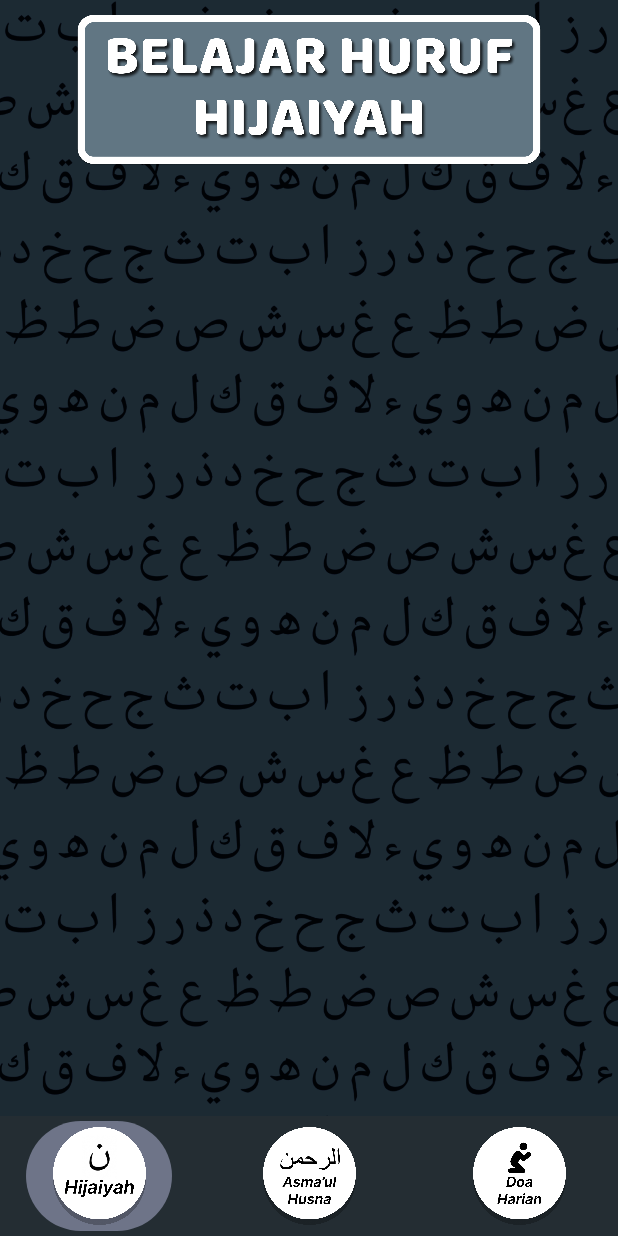
After one commit to heronhoga/hijaiyah, an Android app built with Jetpack Compose: the ContentActivity screen opened directly, with no data from a screen before it, on a phone screen of 412 x 824 dp. The commit adds this screen. Run offline under Robolectric (Android 15) with nearby library versions, the light colour scheme and no system bars.

Commit message:
feat:add bottom nav and banner on content page

```diff
--- a/app/src/main/AndroidManifest.xml
+++ b/app/src/main/AndroidManifest.xml
@@ -12,6 +12,11 @@
         android:supportsRtl="true"
         android:theme="@style/Theme.Hijaiyah"
         tools:targetApi="31">
+        <activity
+            android:name=".ContentActivity"
+            android:exported="false"
+            android:label="@string/title_activity_content"
+            android:theme="@style/Theme.Hijaiyah" />
         <activity
             android:name=".AboutAppActivity"
             android:exported="false"
--- /dev/null
+++ b/app/src/main/java/com/ngablak/hijaiyah/ContentActivity.kt
@@ -0,0 +1,155 @@
+package com.ngablak.hijaiyah
+
+import android.os.Bundle
+import androidx.activity.ComponentActivity
+import androidx.activity.compose.setContent
+import androidx.compose.foundation.Image
+import androidx.compose.foundation.layout.*
+import androidx.compose.foundation.shape.RoundedCornerShape
+import androidx.compose.material3.*
+import androidx.compose.runtime.*
+import androidx.compose.ui.Modifier
+import androidx.compose.ui.draw.clip
+import androidx.compose.ui.graphics.Color
+import androidx.compose.ui.layout.ContentScale
+import androidx.compose.ui.res.painterResource
+import androidx.compose.ui.tooling.preview.Preview
+import androidx.compose.ui.unit.dp
+import com.ngablak.hijaiyah.ui.theme.HijaiyahTheme
+
+class ContentActivity : ComponentActivity() {
+    override fun onCreate(savedInstanceState: Bundle?) {
+        super.onCreate(savedInstanceState)
+        setContent {
+            HijaiyahTheme {
+                val selectedItem = remember { mutableStateOf(0) }
+                Scaffold(
+                    modifier = Modifier.fillMaxSize(),
+                    bottomBar = {
+                        BottomNavigationBar(
+                            selectedItem = selectedItem.value,
+                            onItemSelected = { selectedItem.value = it }
+                        )
+                    }
+                ) { innerPadding ->
+                    Box(modifier = Modifier
+                        .fillMaxSize()
+                        .padding(innerPadding)) {
+                        Image(
+                            painter = painterResource(id = R.drawable.bg),
+                            contentDescription = null,
+                            contentScale = ContentScale.Crop,
+                            modifier = Modifier.fillMaxSize()
+                        )
+                        Column {
+                            Content(selectedItem = selectedItem.value)
+                        }
+                    }
+                }
+            }
+        }
+    }
+}
+
+@Composable
+fun Banner(imageRes: Int) {
+    Image(
+        painter = painterResource(id = imageRes),
+        contentDescription = null,
+        contentScale = ContentScale.Fit,
+        modifier = Modifier
+            .fillMaxWidth()
+            .padding(10.dp)
+            .height(100.dp)
+    )
+}
+
+@Composable
+fun Content(selectedItem: Int) {
+    when (selectedItem) {
+        0 -> {
+            Banner(imageRes = R.drawable.banner_hijaiyah)
+        }
+        1 -> {
+            Banner(imageRes = R.drawable.banner_asma)
+        }
+        2 -> {
+            Banner(imageRes = R.drawable.banner_doa)
+        }
+    }
+}
+
+@Composable
+fun BottomNavigationBar(selectedItem: Int, onItemSelected: (Int) -> Unit) {
+    NavigationBar(
+        modifier = Modifier
+            .fillMaxWidth()
+            .clip(RoundedCornerShape(0.dp, 0.dp, 0.dp, 0.dp)),
+        containerColor = Color(0xFF242D33)
+    ) {
+        NavigationBarItem(
+            icon = {
+                Image(
+                    painter = painterResource(id = R.drawable.botnav_hija),
+                    contentDescription = null,
+                    modifier = Modifier.size(65.dp)
+                )
+            },
+            selected = selectedItem == 0,
+            onClick = { onItemSelected(0) }
+        )
+        NavigationBarItem(
+            icon = {
+                Image(
+                    painter = painterResource(id = R.drawable.botnav_asma),
+                    contentDescription = null,
+                    modifier = Modifier.size(65.dp)
+                )
+            },
+            selected = selectedItem == 1,
+            onClick = { onItemSelected(1) }
+        )
+        NavigationBarItem(
+            icon = {
+                Image(
+                    painter = painterResource(id = R.drawable.botnav_doa),
+                    contentDescription = null,
+                    modifier = Modifier.size(65.dp)
+                )
+            },
+            selected = selectedItem == 2,
+            onClick = { onItemSelected(2) }
+        )
+    }
+}
+
+@Preview(showBackground = true)
+@Composable
+fun NewActivityPreview() {
+    HijaiyahTheme {
+        val selectedItem = remember { mutableStateOf(0) }
+        Scaffold(
+            modifier = Modifier.fillMaxSize(),
+            bottomBar = {
+                BottomNavigationBar(
+                    selectedItem = selectedItem.value,
+                    onItemSelected = { selectedItem.value = it }
+                )
+            }
+        ) { innerPadding ->
+            Box(modifier = Modifier
+                .fillMaxSize()
+                .padding(innerPadding)) {
+                Image(
+                    painter = painterResource(id = R.drawable.bg),
+                    contentDescription = null,
+                    contentScale = ContentScale.Crop,
+                    modifier = Modifier.fillMaxSize()
+                )
+                Column {
+                    Content(selectedItem = selectedItem.value)
+                }
+            }
+        }
+    }
+}
--- a/app/src/main/res/values/strings.xml
+++ b/app/src/main/res/values/strings.xml
@@ -1,4 +1,5 @@
 <resources>
     <string name="app_name">Hijaiyah</string>
     <string name="title_activity_about_app">AboutAppActivity</string>
+    <string name="title_activity_content">ContentActivity</string>
 </resources>
```
Also changed, not shown: app/src/main/java/com/ngablak/hijaiyah/MainActivity.kt (+7 -8 lines), app/src/main/res/drawable/banner_asma.png (added), app/src/main/res/drawable/banner_doa.png (added), app/src/main/res/drawable/banner_hijaiyah.png (added), app/src/main/res/drawable/botnav_asma.png (added), app/src/main/res/drawable/botnav_doa.png (added), app/src/main/res/drawable/botnav_hija.png (added).
